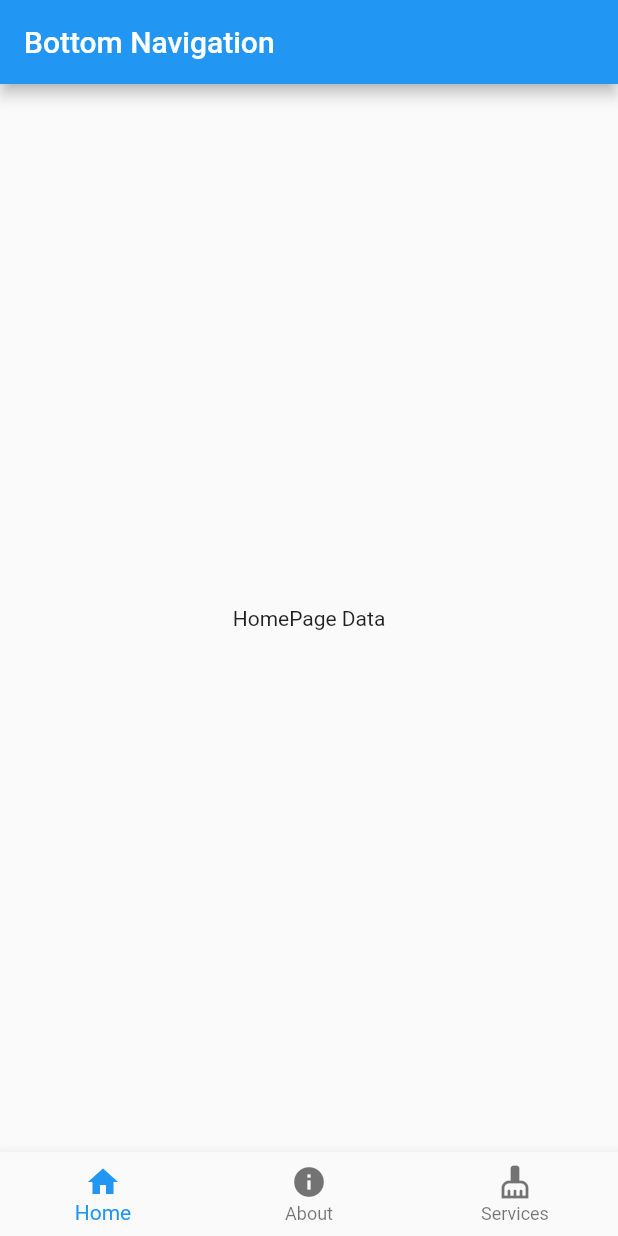
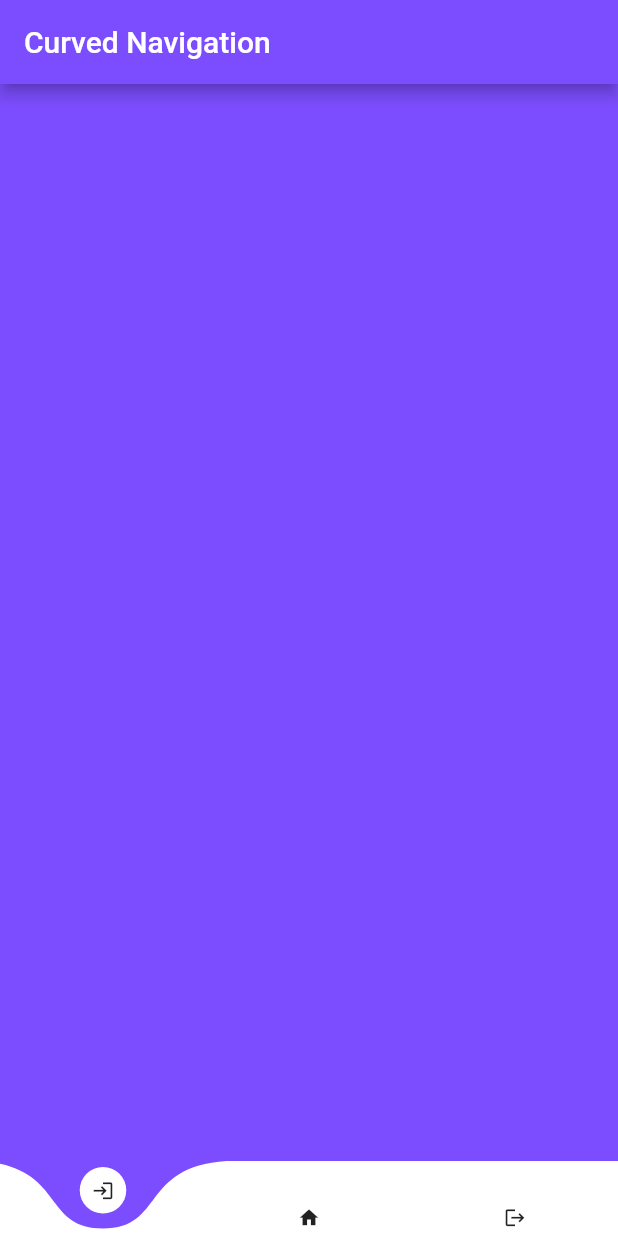
Before and after one commit to Er-Jrsingh/fluty_learn, a Flutter app: the screen it shows after launch, on a phone screen of 412 x 824 dp. Run offline on Flutter 3.47's test engine with Material 2 defaults, Android fonts, the phone set to English and light mode, and no system bars; drawn by our look-alikes of curved_navigation_bar.

Commit message:
Curved Navigation Bar Using curved_navigation_bar: ^0.3.7 Library

```diff
--- a/lib/main.dart
+++ b/lib/main.dart
@@ -1,47 +1,68 @@
 import 'package:flutter/material.dart';
-import 'package:fluty_learn/samplePages.dart';
+import 'package:curved_navigation_bar/curved_navigation_bar.dart';
 
 void main() {
-  runApp(MaterialApp(
-    debugShowCheckedModeBanner: false,
-    title: "Bottom Navigation",
-    home: BottomMenu(),
-  ));
+  runApp(
+    MaterialApp(
+      debugShowCheckedModeBanner: false,
+      title: "Curved Navigation",
+      home: MyApp(),
+    ),
+  );
 }
 
-class BottomMenu extends StatefulWidget {
+class MyApp extends StatefulWidget {
   @override
-  State<StatefulWidget> createState() {
-    return _BottomMenuState();
-  }
+  _MyAppState createState() => _MyAppState();
 }
 
-class _BottomMenuState extends State<BottomMenu> {
-  var _pagesData = [HomePage(), AboutPage(), ServicesPage()];
-  int _selectedItem = 0;
+class _MyAppState extends State<MyApp> {
+  String txt = " ";
+  Color bgColor = Colors.deepPurpleAccent;
+
   @override
   Widget build(BuildContext context) {
     return Scaffold(
-      appBar: AppBar(
-          title: Text(
-        "Bottom Navigation",
-      )),
-      body: Center(
-        child: _pagesData[_selectedItem],
-      ),
-      bottomNavigationBar: BottomNavigationBar(
-          items: [
-            BottomNavigationBarItem(icon: Icon(Icons.home), label: "Home"),
-            BottomNavigationBarItem(icon: Icon(Icons.info), label: "About"),
-            BottomNavigationBarItem(
-                icon: Icon(Icons.cleaning_services), label: "Services"),
+        appBar: AppBar(
+          title: Text("Curved Navigation"),
+          backgroundColor: Colors.deepPurpleAccent,
+        ),
+        bottomNavigationBar: CurvedNavigationBar(
+          backgroundColor: Colors.deepPurpleAccent,
+          height: 50,
+          items: <Widget>[
+            Icon(Icons.login, size: 15),
+            Icon(Icons.home, size: 15),
+            Icon(Icons.logout, size: 15),
           ],
-          currentIndex: _selectedItem,
-          onTap: (setValue) {
-            setState(() {
-              _selectedItem = setValue;
-            });
-          }),
-    );
+          onTap: (index) {
+            if (index == 0) {
+              setState(() {
+                txt = "Hola! I'm Login";
+                bgColor = Colors.pinkAccent;
+              });
+            }
+
+            if (index == 1) {
+              setState(() {
+                txt = " Bonjour !!! Welcome To Home ";
+                bgColor = Colors.deepPurpleAccent;
+              });
+            }
+
+            if (index == 2) {
+              setState(() {
+                txt = "Ohh.. Dear!! I'm Gone!!!..";
+                bgColor = Colors.deepPurpleAccent[300];
+              });
+            }
+          },
+        ),
+        backgroundColor: bgColor,
+        body: Center(
+          child: Container(
+            child: Text(txt),
+          ),
+        ));
   }
 }
--- a/pubspec.yaml
+++ b/pubspec.yaml
@@ -23,6 +23,7 @@ environment:
 dependencies:
   flutter:
     sdk: flutter
+  curved_navigation_bar: ^0.3.7
 
 
   # The following adds the Cupertino Icons font to your application.
```
Also changed, not shown: pubspec.lock.
